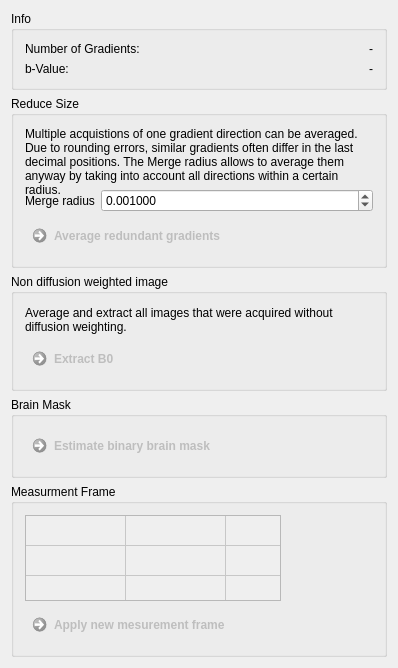
MITK/MITK, file Modules/Bundles/org.mitk.gui.qt.diffusionimaging/src/internal/QmitkPreprocessingViewControls.ui: the form before one commit.
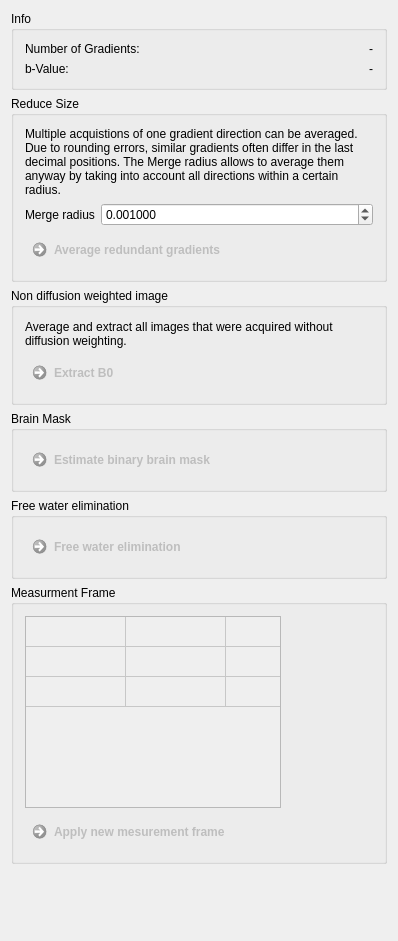
The form after the commit.

Commit message: added butten for free water elimination

What changed in the file:
```diff
--- a/Modules/Bundles/org.mitk.gui.qt.diffusionimaging/src/internal/QmitkPreprocessingViewControls.ui
+++ b/Modules/Bundles/org.mitk.gui.qt.diffusionimaging/src/internal/QmitkPreprocessingViewControls.ui
@@ -7,7 +7,7 @@
     <x>0</x>
     <y>0</y>
     <width>398</width>
-    <height>668</height>
+    <height>941</height>
    </rect>
   </property>
   <property name="minimumSize">
@@ -241,6 +241,34 @@
      </layout>
     </widget>
    </item>
+   <item>
+    <widget class="QGroupBox" name="m_FWEGroup">
+     <property name="title">
+      <string>Free water elimination</string>
+     </property>
+     <layout class="QVBoxLayout" name="verticalLayout_6">
+      <item>
+       <widget class="QCommandLinkButton" name="m_ButtonFWE">
+        <property name="enabled">
+         <bool>false</bool>
+        </property>
+        <property name="toolTip">
+         <string/>
+        </property>
+        <property name="statusTip">
+         <string/>
+        </property>
+        <property name="whatsThis">
+         <string notr="true"/>
+        </property>
+        <property name="text">
+         <string>Free water elimination</string>
+        </property>
+       </widget>
+      </item>
+     </layout>
+    </widget>
+   </item>
    <item>
     <widget class="QGroupBox" name="groupBox_4">
      <property name="sizePolicy">
```
The commit also changes 1 other file.
